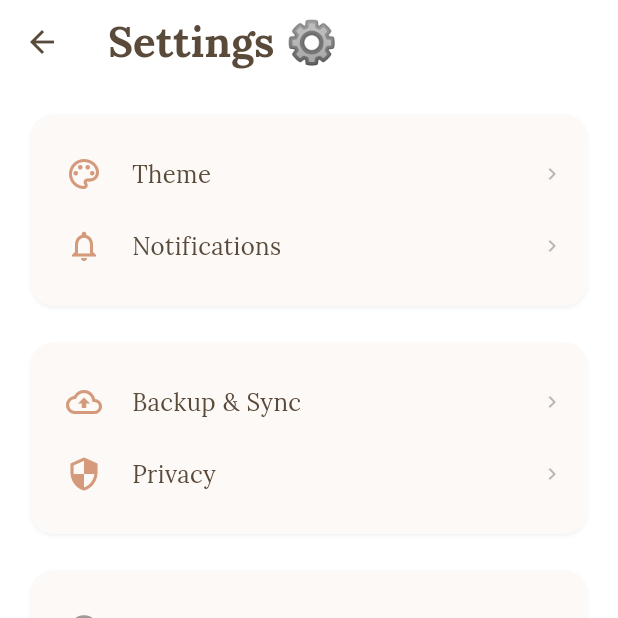
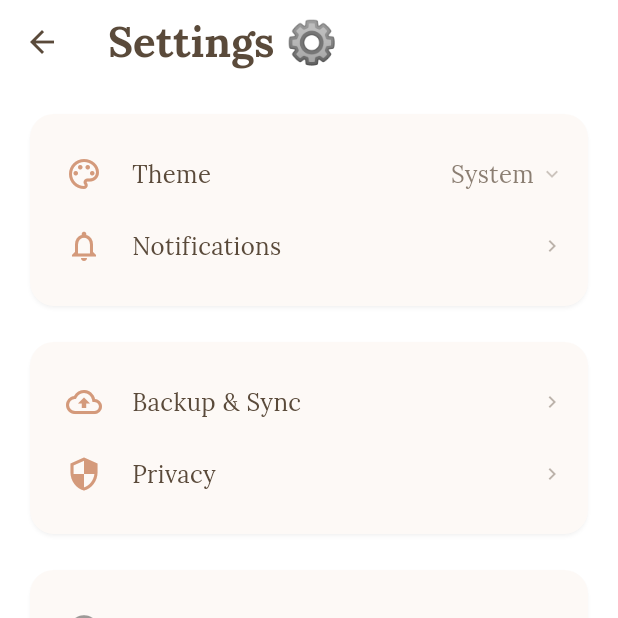
Before and after one commit to manjunjiangclara-cmyk/my_flutter_app, a Flutter app: the SettingsScreen screen opened directly, on a phone screen of 412 x 824 dp, the top half of it. Run offline on Flutter 3.47's test engine with Material 3 defaults, Android fonts, the phone set to English and light mode, and no system bars; our stand-ins replace bloc, dartz, equatable, flutter_bloc, flutter_dotenv, flutter_svg and 11 more; accounts and stored records are empty.

Commit message:
Add theme selection functionality and improve settings UI
- Introduced theme selection options in a new ThemeBottomSheet widget, allowing users to choose between light, dark, and system themes.
- Updated SettingsConstants to include a method for displaying the current theme value in the settings list.
- Enhanced SettingsItemModel to support an optional value field for displaying current settings.
- Refactored SettingsList to conditionally render settings items with values using a new SettingsTileWithValue widget.
- Improved UIConstants with new dimensions for bottom sheets and dropdown arrows for better visual consistency.

```diff
--- a/lib/core/strings.dart
+++ b/lib/core/strings.dart
@@ -98,6 +98,11 @@ class AppStrings {
   static const String alwaysLight = 'Always light';
   static const String alwaysDark = 'Always dark';
 
+  // Theme display values for settings
+  static const String themeValueLight = 'Light';
+  static const String themeValueDark = 'Dark';
+  static const String themeValueSystem = 'System';
+
   // ---------- Date Formatting ----------
   static const String memoryCardDateFormat = 'EEE, MMM d';
 
--- a/lib/core/theme/ui_constants.dart
+++ b/lib/core/theme/ui_constants.dart
@@ -19,7 +19,7 @@ class UIConstants {
   static const double smallRadius = 4.0;
   static const double mediumRadius = 12.0;
   static const double largeRadius = 16.0;
-  static const double extraLargeRadius = 24.0;
+  static const double extraLargeRadius = 28.0;
 
   // Elevation
   static const double defaultElevation = 2.0;
@@ -291,6 +291,7 @@ class UIConstants {
   static const double locationPickerHeight = 0.8;
   static const double tagPickerHeight = 0.85;
   static const double shareOptionsHeight = 0.35;
+  static const double themeBottomSheetHeight = 0.35;
 
   // Location Picker Bottom Sheet
   static const double locationPickerCornerRadius = extraLargeRadius;
@@ -378,6 +379,12 @@ class UIConstants {
   /// Settings tile trailing icon padding
   static const double settingsTileTrailingIconPadding = 0.0;
 
+  // Light Dropdown Arrow
+  static const double lightDropdownArrowSize = 16.0;
+  static const double lightDropdownArrowOpacity = 0.3;
+  static const double lightDropdownArrowRotation =
+      0.0; // radians, 0 = no rotation
+
   /// Settings section divider height
   static const double settingsSectionDividerHeight = 1.0;
 
--- a/lib/features/settings/presentation/constants/settings_constants.dart
+++ b/lib/features/settings/presentation/constants/settings_constants.dart
@@ -1,7 +1,9 @@
 import 'package:flutter/material.dart';
 import 'package:my_flutter_app/core/strings.dart';
+import 'package:my_flutter_app/core/theme/theme_provider.dart';
 import 'package:my_flutter_app/features/settings/presentation/models/settings_item_model.dart';
-import 'package:my_flutter_app/features/settings/presentation/screens/theme_selection_screen.dart';
+import 'package:my_flutter_app/features/settings/presentation/widgets/theme_bottom_sheet.dart';
+import 'package:provider/provider.dart';
 
 /// Constants and configuration for the settings screen.
 class SettingsConstants {
@@ -10,20 +12,31 @@ class SettingsConstants {
   /// The current app version.
   static const String appVersion = '1.0.0';
 
+  /// Get the display value for the current theme mode
+  static String getThemeDisplayValue(BuildContext context) {
+    final themeProvider = Provider.of<ThemeProvider>(context, listen: false);
+    switch (themeProvider.themeMode) {
+      case ThemeMode.light:
+        return AppStrings.themeValueLight;
+      case ThemeMode.dark:
+        return AppStrings.themeValueDark;
+      case ThemeMode.system:
+        return AppStrings.themeValueSystem;
+    }
+  }
+
   /// All settings sections with their items.
-  static List<SettingsSectionModel> get settingsSections => [
+  static List<SettingsSectionModel> getSettingsSections(BuildContext context) =>
+      [
         SettingsSectionModel(
           title: AppStrings.general,
           items: [
             SettingsItemModel(
               icon: Icons.palette_outlined,
               title: AppStrings.theme,
+              value: getThemeDisplayValue(context),
               onTap: (context) {
-            Navigator.of(context).push(
-              MaterialPageRoute(
-                builder: (context) => const ThemeSelectionScreen(),
-              ),
-            );
+                ThemeBottomSheet.show(context);
               },
             ),
             SettingsItemModel(
--- a/lib/features/settings/presentation/models/settings_item_model.dart
+++ b/lib/features/settings/presentation/models/settings_item_model.dart
@@ -8,6 +8,9 @@ class SettingsItemModel {
   /// The title of the setting.
   final String title;
 
+  /// The current value to display (optional, for items with values).
+  final String? value;
+
   /// The callback to execute when the item is tapped.
   final void Function(BuildContext)? onTap;
 
@@ -17,6 +20,7 @@ class SettingsItemModel {
   const SettingsItemModel({
     required this.icon,
     required this.title,
+    this.value,
     this.onTap,
     this.enabled = true,
   });
--- a/lib/features/settings/presentation/screens/settings_screen.dart
+++ b/lib/features/settings/presentation/screens/settings_screen.dart
@@ -1,8 +1,10 @@
 import 'package:flutter/material.dart';
+import 'package:my_flutter_app/core/theme/theme_provider.dart';
 import 'package:my_flutter_app/core/theme/ui_constants.dart';
 import 'package:my_flutter_app/features/settings/presentation/constants/settings_constants.dart';
 import 'package:my_flutter_app/features/settings/presentation/widgets/settings_app_bar.dart';
 import 'package:my_flutter_app/features/settings/presentation/widgets/settings_list.dart';
+import 'package:provider/provider.dart';
 
 /// The main settings screen that displays all app settings in a modular way.
 class SettingsScreen extends StatelessWidget {
@@ -14,7 +16,13 @@ class SettingsScreen extends StatelessWidget {
       appBar: const SettingsAppBar(),
       body: Padding(
         padding: const EdgeInsets.all(UIConstants.defaultPadding),
-        child: SettingsList(sections: SettingsConstants.settingsSections),
+        child: Consumer<ThemeProvider>(
+          builder: (context, themeProvider, child) {
+            return SettingsList(
+              sections: SettingsConstants.getSettingsSections(context),
+            );
+          },
+        ),
       ),
     );
   }
--- a/lib/features/settings/presentation/widgets/settings_list.dart
+++ b/lib/features/settings/presentation/widgets/settings_list.dart
@@ -3,6 +3,7 @@ import 'package:my_flutter_app/core/theme/ui_constants.dart';
 import 'package:my_flutter_app/features/settings/presentation/models/settings_item_model.dart';
 import 'package:my_flutter_app/features/settings/presentation/widgets/settings_section.dart';
 import 'package:my_flutter_app/features/settings/presentation/widgets/settings_tile.dart';
+import 'package:my_flutter_app/features/settings/presentation/widgets/settings_tile_with_value.dart';
 
 /// A widget that displays a list of settings sections.
 class SettingsList extends StatelessWidget {
@@ -24,12 +25,20 @@ class SettingsList extends StatelessWidget {
             showBottomDivider: false,
             children: section.items
                 .map(
-                  (item) => SettingsTile(
-                    icon: item.icon,
-                    title: item.title,
-                    onTap: item.onTap,
-                    enabled: item.enabled,
-                  ),
+                  (item) => item.value != null
+                      ? SettingsTileWithValue(
+                          icon: item.icon,
+                          title: item.title,
+                          value: item.value!,
+                          onTap: item.onTap,
+                          enabled: item.enabled,
+                        )
+                      : SettingsTile(
+                          icon: item.icon,
+                          title: item.title,
+                          onTap: item.onTap,
+                          enabled: item.enabled,
+                        ),
                 )
                 .toList(),
           ),
--- /dev/null
+++ b/lib/features/settings/presentation/widgets/settings_tile_with_value.dart
@@ -0,0 +1,107 @@
+import 'package:flutter/material.dart';
+import 'package:my_flutter_app/core/theme/fonts.dart';
+import 'package:my_flutter_app/core/theme/spacings.dart';
+import 'package:my_flutter_app/core/theme/ui_constants.dart';
+
+/// A reusable widget for displaying settings items with a value and light dropdown arrow.
+class SettingsTileWithValue extends StatelessWidget {
+  /// The icon to display for this setting.
+  final IconData icon;
+
+  /// The title of the setting.
+  final String title;
+
+  /// The current value to display on the right side.
+  final String value;
+
+  /// The callback to execute when the tile is tapped.
+  final void Function(BuildContext)? onTap;
+
+  /// Whether this tile is enabled (can be tapped).
+  final bool enabled;
+
+  const SettingsTileWithValue({
+    super.key,
+    required this.icon,
+    required this.title,
+    required this.value,
+    this.onTap,
+    this.enabled = true,
+  });
+
+  @override
+  Widget build(BuildContext context) {
+    final theme = Theme.of(context);
+
+    return Material(
+      color: Colors.transparent,
+      child: InkWell(
+        onTap: enabled ? () => onTap?.call(context) : null,
+        splashColor: theme.primaryColor.withOpacity(0.1),
+        highlightColor: theme.primaryColor.withOpacity(0.05),
+        borderRadius: BorderRadius.circular(UIConstants.defaultRadius),
+        child: Container(
+          padding: const EdgeInsets.symmetric(
+            horizontal: UIConstants.settingsTileHorizontalPadding,
+            vertical: UIConstants.settingsTileVerticalPadding,
+          ),
+          child: Row(
+            children: [
+              // Leading icon
+              SizedBox(
+                width: 40,
+                height: 40,
+                child: Icon(
+                  icon,
+                  size: UIConstants.settingsTileIconSize,
+                  color: enabled
+                      ? theme.colorScheme.primary
+                      : theme.disabledColor,
+                ),
+              ),
+
+              const SizedBox(width: Spacing.md),
+
+              // Title
+              Expanded(
+                child: Text(
+                  title,
+                  style: AppTypography.bodyLarge.copyWith(
+                    color: enabled
+                        ? theme.colorScheme.onSurface
+                        : theme.disabledColor,
+                  ),
+                ),
+              ),
+
+              // Value with light dropdown arrow
+              if (enabled)
+                Row(
+                  mainAxisSize: MainAxisSize.min,
+                  children: [
+                    Text(
+                      value,
+                      style: AppTypography.bodyLarge.copyWith(
+                        color: theme.colorScheme.onSurface.withOpacity(0.7),
+                      ),
+                    ),
+                    const SizedBox(width: Spacing.xs),
+                    Transform.rotate(
+                      angle: UIConstants.lightDropdownArrowRotation,
+                      child: Icon(
+                        Icons.keyboard_arrow_down,
+                        size: UIConstants.lightDropdownArrowSize,
+                        color: theme.colorScheme.onSurface.withOpacity(
+                          UIConstants.lightDropdownArrowOpacity,
+                        ),
+                      ),
+                    ),
+                  ],
+                ),
+            ],
+          ),
+        ),
+      ),
+    );
+  }
+}
```
Also changed, not shown: lib/features/settings/presentation/widgets/theme_bottom_sheet.dart (added, +117 -0 lines), lib/shared/presentation/widgets/base_bottom_sheet.dart (added, +137 -0 lines), lib/shared/presentation/widgets/share_options_bottom_sheet.dart (+5 -42 lines). Lines whose indentation alone changed are shown as unchanged.
